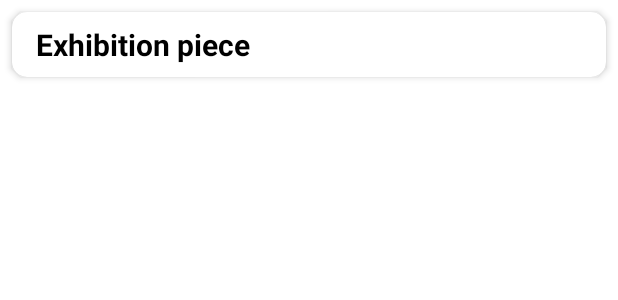
After one commit to leoruland/infovis-app, an Android app: the layout list_item_exhibit.xml on its own in the app's theme, with its tools: preview values and no code run, on a phone screen of 412 x 824 dp. The commit adds this screen. Shown: the top 300 px of the screen. Run offline under Robolectric (Android 15) with nearby library versions, the phone set to English and light mode, and no system bars.

Commit message:
Add exhibit recyclerview

```diff
--- a/app/src/main/java/de/leoruland/infovisapp/app/InfovisApplication.kt
+++ b/app/src/main/java/de/leoruland/infovisapp/app/InfovisApplication.kt
@@ -8,6 +8,7 @@ class InfovisApplication : Application() {
     override fun onCreate() {
         super.onCreate()
 
+        ExhibitsRepository.loadExhibits(this)
         ExhibitsRepository.loadTopics(this)
     }
 }
--- a/app/src/main/java/de/leoruland/infovisapp/model/Exhibit.kt
+++ b/app/src/main/java/de/leoruland/infovisapp/model/Exhibit.kt
@@ -1,3 +1,3 @@
 package de.leoruland.infovisapp.model
 
-data class Exhibit(val name: String, val topics: List<String>)
+data class Exhibit(val name: String, val topics: List<Topic>)
--- a/app/src/main/java/de/leoruland/infovisapp/view/ChoiceTopic.kt
+++ b/app/src/main/java/de/leoruland/infovisapp/view/ChoiceTopic.kt
@@ -10,6 +10,7 @@ import androidx.recyclerview.widget.LinearLayoutManager
 import de.leoruland.infovisapp.R
 import de.leoruland.infovisapp.databinding.FragmentChoiceTopicBinding
 import de.leoruland.infovisapp.model.ExhibitsRepository
+import de.leoruland.infovisapp.model.TopicsChoiceStore
 
 /**
  * A simple [Fragment] subclass as the default destination in the navigation.
@@ -24,6 +25,10 @@ class ChoiceTopic : Fragment() {
 
     private val topicAdapter = TopicAdapter(ExhibitsRepository.getTopics())
 
+    init {
+        TopicsChoiceStore.clearStore()
+    }
+
     override fun onCreateView(
         inflater: LayoutInflater, container: ViewGroup?,
         savedInstanceState: Bundle?
@@ -31,7 +36,6 @@ class ChoiceTopic : Fragment() {
 
         _binding = FragmentChoiceTopicBinding.inflate(inflater, container, false)
         return binding.root
-
     }
 
     override fun onViewCreated(view: View, savedInstanceState: Bundle?) {
--- /dev/null
+++ b/app/src/main/res/layout/list_item_exhibit.xml
@@ -0,0 +1,39 @@
+<?xml version="1.0" encoding="utf-8"?>
+<androidx.cardview.widget.CardView
+    android:id="@+id/exhibit_card"
+    xmlns:android="http://schemas.android.com/apk/res/android"
+    xmlns:app="http://schemas.android.com/apk/res-auto"
+    xmlns:tools="http://schemas.android.com/tools"
+    android:layout_width="match_parent"
+    android:layout_height="wrap_content"
+    android:layout_marginStart="@dimen/padding_half"
+    android:layout_marginTop="@dimen/padding_half"
+    android:layout_marginEnd="@dimen/padding_half"
+
+    app:cardBackgroundColor="@android:color/white"
+    app:cardCornerRadius="10dp"
+    app:cardElevation="3dp"
+    >
+
+    <androidx.constraintlayout.widget.ConstraintLayout
+        android:layout_width="match_parent"
+        android:layout_height="match_parent">
+
+        <TextView
+            android:id="@+id/exhibitTitle"
+            android:layout_width="wrap_content"
+            android:layout_height="wrap_content"
+            android:layout_marginStart="@dimen/padding"
+            android:layout_marginTop="@dimen/padding_half"
+            android:layout_marginBottom="@dimen/padding_half"
+            android:textColor="@color/black"
+            android:textSize="20sp"
+            android:textStyle="bold"
+            app:layout_constraintBottom_toBottomOf="parent"
+            app:layout_constraintStart_toStartOf="parent"
+            app:layout_constraintTop_toTopOf="parent"
+            tools:text="@string/list_item_exhibit_text" />
+
+    </androidx.constraintlayout.widget.ConstraintLayout>
+
+</androidx.cardview.widget.CardView>
--- a/app/src/main/res/values/strings.xml
+++ b/app/src/main/res/values/strings.xml
@@ -9,6 +9,7 @@
     <string name="previous">Previous</string>
 
     <string name="list_item_topic_text">Hot Topic</string>
+    <string name="list_item_exhibit_text">Exhibition piece</string>
 
     <string name="hello_first_fragment">Hello first fragment</string>
     <string name="hello_second_fragment">Hello second fragment. Arg: %1$s</string>
```
Also changed, not shown: app/src/main/assets/exhibits.json (+18 -6 lines), app/src/main/java/de/leoruland/infovisapp/model/ExhibitsRepository.kt (+33 -7 lines), app/src/main/java/de/leoruland/infovisapp/model/TopicsChoiceStore.kt (+10 -6 lines), app/src/main/java/de/leoruland/infovisapp/view/ChoiceExhibit.kt (+9 -1 lines), app/src/main/java/de/leoruland/infovisapp/view/ExhibitAdapter.kt (added, +45 -0 lines), app/src/main/java/de/leoruland/infovisapp/view/TopicAdapter.kt (+5 -4 lines), app/src/main/res/layout/fragment_choice_exhibit.xml (+5 -15 lines).
